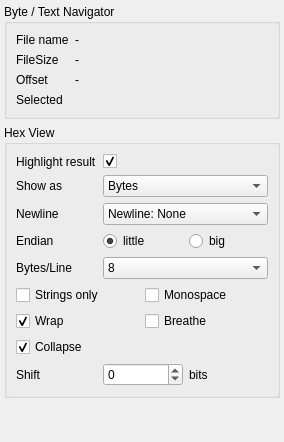
Above: ui/HexViewControlsPanel.ui from DusteDdk/Breco before the change. Below: the same form after it.
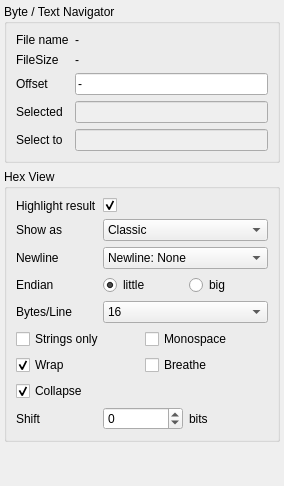
That is the form after the change.

Commit message: Added 'save binary range' and offset navigation

Diff of the .ui file:
```diff
--- a/ui/HexViewControlsPanel.ui
+++ b/ui/HexViewControlsPanel.ui
@@ -60,7 +60,7 @@
        </widget>
       </item>
       <item row="2" column="1">
-       <widget class="QLabel" name="offsetValueLabel">
+       <widget class="QLineEdit" name="offsetValueEdit">
         <property name="text">
          <string>-</string>
         </property>
@@ -74,7 +74,27 @@
        </widget>
       </item>
       <item row="3" column="1">
-       <widget class="QLabel" name="selectedValueLabel">
+       <widget class="QLineEdit" name="selectedValueEdit">
+        <property name="text">
+         <string/>
+        </property>
+        <property name="enabled">
+         <bool>false</bool>
+        </property>
+       </widget>
+      </item>
+      <item row="4" column="0">
+       <widget class="QLabel" name="selectToLabel">
+        <property name="text">
+         <string>Select to</string>
+        </property>
+       </widget>
+      </item>
+      <item row="4" column="1">
+       <widget class="QLineEdit" name="selectToValueEdit">
+        <property name="enabled">
+         <bool>false</bool>
+        </property>
         <property name="text">
          <string/>
         </property>
@@ -112,6 +132,9 @@
       </item>
       <item row="1" column="1">
        <widget class="QComboBox" name="showAsComboBox">
+        <property name="currentIndex">
+         <number>4</number>
+        </property>
         <item>
          <property name="text">
           <string>Bytes</string>
@@ -212,6 +235,9 @@
       </item>
       <item row="4" column="1">
        <widget class="QComboBox" name="bytesPerLineComboBox">
+        <property name="currentIndex">
+         <number>1</number>
+        </property>
         <item>
          <property name="text">
           <string>8</string>
```
The commit also changes 8 other files.
